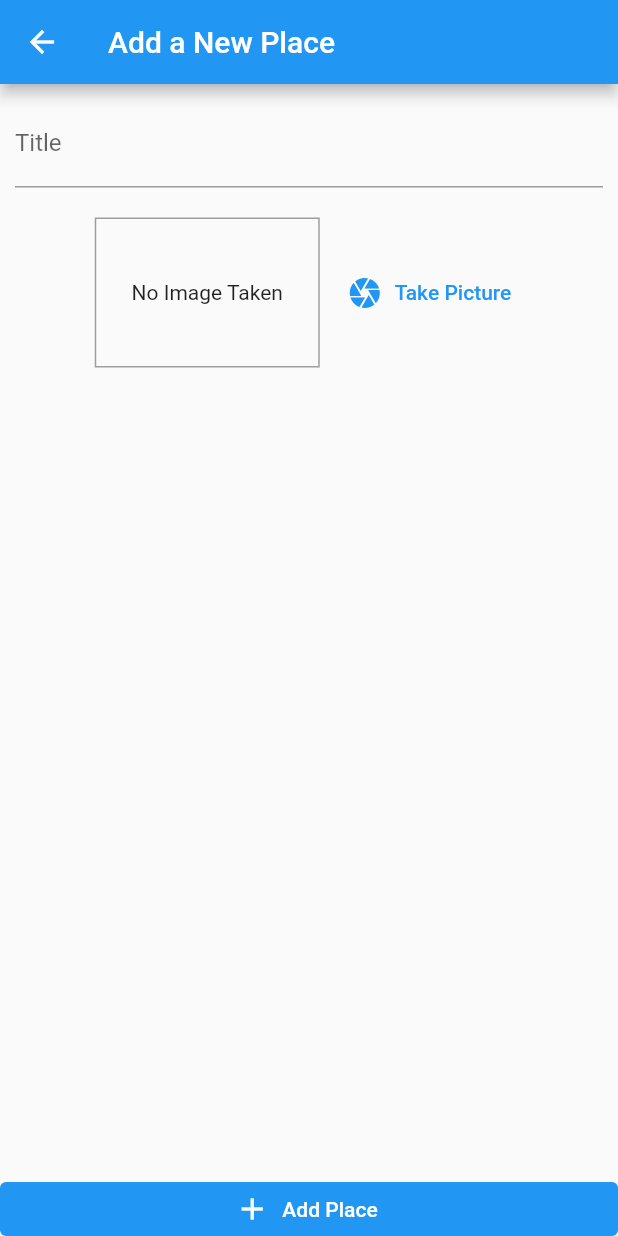
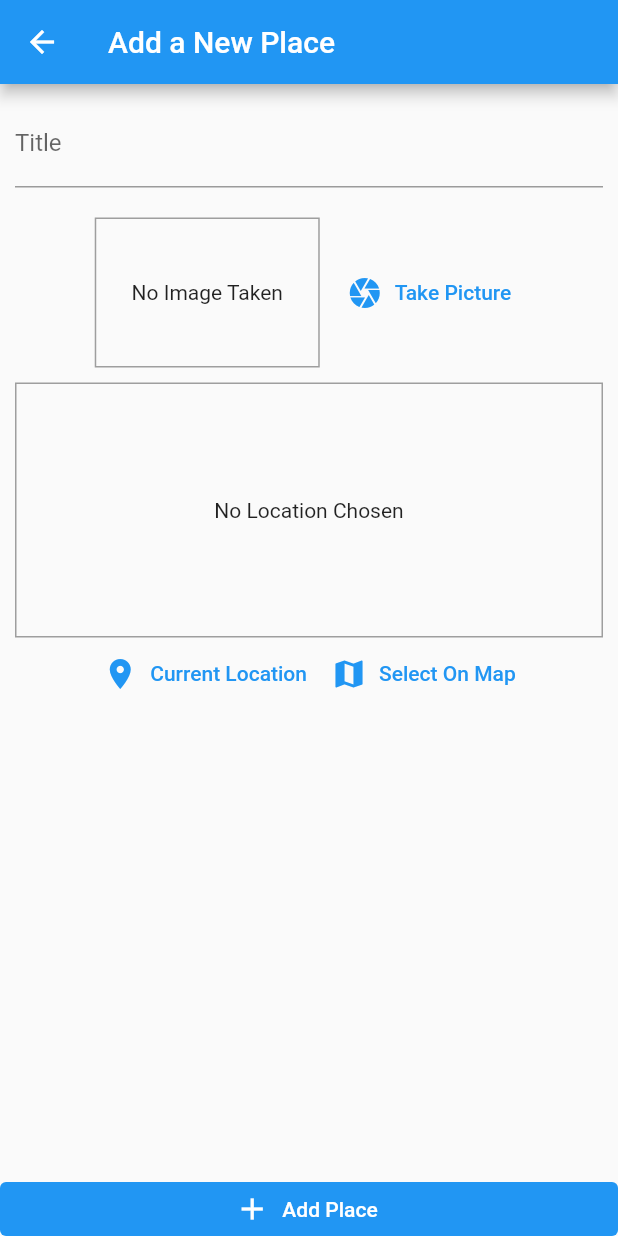
Before and after one commit to dondonjedd/cool-places, a Flutter app: the AddPlaceScreen screen opened by its route, on a phone screen of 412 x 824 dp. Run offline on Flutter 3.47's test engine with Material 2 defaults, Android fonts, the phone set to English and light mode, and no system bars; our stand-ins replace image_picker, sqflite; accounts and stored records are empty.

Commit message:
Create Location UI for add place screen

```diff
--- a/lib/screens/add_place_screen.dart
+++ b/lib/screens/add_place_screen.dart
@@ -2,6 +2,7 @@ import 'dart:io';
 
 import 'package:cool_places/providers/prov_places.dart';
 import 'package:cool_places/widgets/image_input.dart';
+import 'package:cool_places/widgets/location_input.dart';
 import 'package:flutter/material.dart';
 import 'package:provider/provider.dart';
 
@@ -56,6 +57,10 @@ class _AddPlaceScreenState extends State<AddPlaceScreen> {
                   ImageInput(
                     onSelectImage: _selectImage,
                   ),
+                  const SizedBox(
+                    height: 10,
+                  ),
+                  const LocationInput(),
                 ],
               ),
             ),
--- /dev/null
+++ b/lib/widgets/location_input.dart
@@ -0,0 +1,59 @@
+import 'package:flutter/material.dart';
+
+class LocationInput extends StatefulWidget {
+  const LocationInput({super.key});
+
+  @override
+  State<LocationInput> createState() => _LocationInputState();
+}
+
+class _LocationInputState extends State<LocationInput> {
+  late String? _previewImageUrl;
+
+  @override
+  void initState() {
+    // TODO: implement initState
+    _previewImageUrl = null;
+    super.initState();
+  }
+
+  @override
+  Widget build(BuildContext context) {
+    return Column(
+      children: [
+        Container(
+            height: 170,
+            width: double.infinity,
+            decoration:
+                BoxDecoration(border: Border.all(width: 1, color: Colors.grey)),
+            child: _previewImageUrl == null
+                ? const Center(
+                    child: Text(
+                      'No Location Chosen',
+                      textAlign: TextAlign.center,
+                    ),
+                  )
+                : Image.network(
+                    _previewImageUrl!,
+                    fit: BoxFit.cover,
+                    width: double.infinity,
+                  )),
+        Row(
+          mainAxisAlignment: MainAxisAlignment.center,
+          children: [
+            TextButton.icon(
+              onPressed: () {},
+              icon: const Icon(Icons.location_on),
+              label: const Text('Current Location'),
+            ),
+            TextButton.icon(
+              onPressed: () {},
+              icon: const Icon(Icons.map),
+              label: const Text('Select On Map'),
+            )
+          ],
+        )
+      ],
+    );
+  }
+}
```
